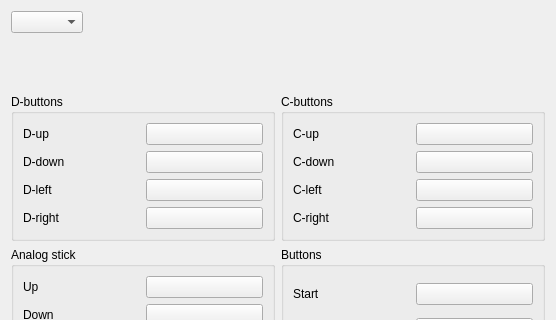
Above: src/dialogs/inputdialog.ui from LankSkywalker/LankSkywalker.github.ioQ before the change; both pictures show x 0 to 556 and y 0 to 320 of the 556 by 581 pixel window. Below: the same form after it.
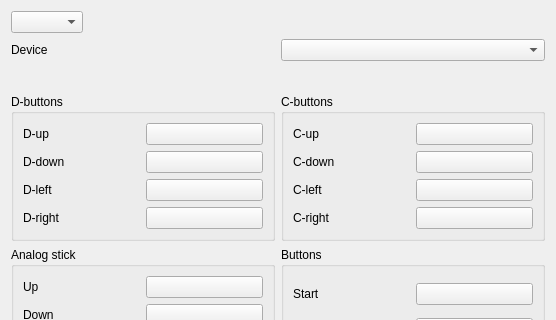
That is the form after the change.

Commit message: Add device input config

```diff
--- a/src/dialogs/inputdialog.ui
+++ b/src/dialogs/inputdialog.ui
@@ -30,6 +30,20 @@
      </property>
     </widget>
    </item>
+   <item>
+    <layout class="QGridLayout" name="topGrid">
+     <item row="0" column="0">
+      <widget class="QLabel" name="deviceLabel">
+       <property name="text">
+        <string>Device</string>
+       </property>
+      </widget>
+     </item>
+     <item row="0" column="1">
+      <widget class="QComboBox" name="deviceBox"/>
+     </item>
+    </layout>
+   </item>
    <item>
     <widget class="QStackedWidget" name="otherParams"/>
    </item>
```
Left out of the diff: 12 changed lines with no effect on the pictures. The commit also changes 2 other files.
